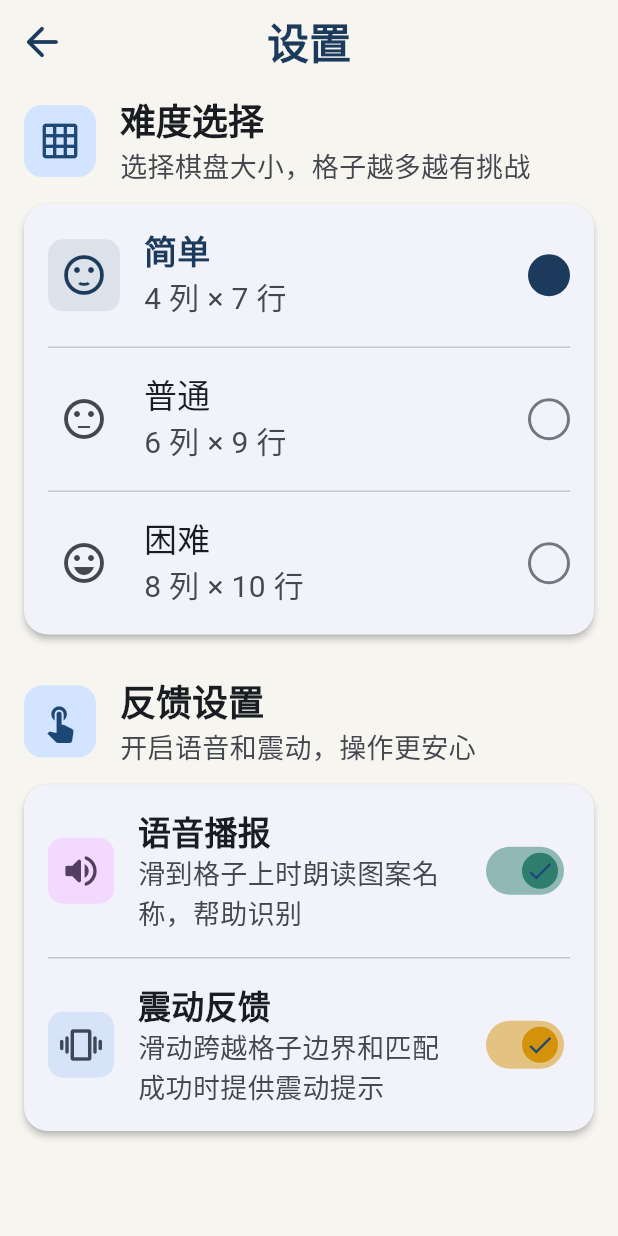
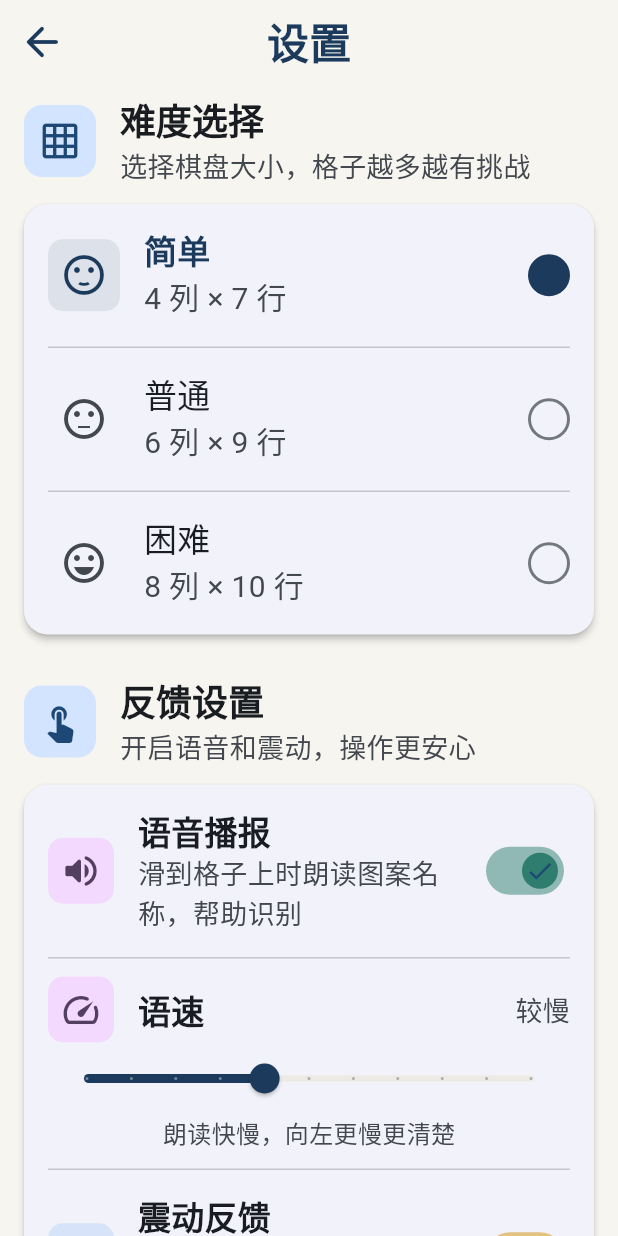
Before and after one commit to mario841859784/linkgame, a Flutter app: the screen it shows after launch, after a tap on "设置", on a phone screen of 412 x 824 dp. Run offline on Flutter 3.47's test engine with Material 3 defaults, Android fonts, the light colour scheme and no system bars; our stand-ins replace audioplayers, flutter_tts, shared_preferences, vibration; network calls fail.

Commit message:
修复 TTS/放大镜并接入内容热更层
- TTS 未生效根因：Android 11+ 包可见性，manifest 补 TTS_SERVICE queries；
  引擎就绪门控 + 失败重试，解决启动初期静默丢失
- 语速：Android 映射 0.5=引擎正常语速，默认改 0.4，设置页新增语速滑杆
- 驻留播报只在跨入新格子时触发，长按不重复；已消除格子不播报
- 放大镜改 ValueNotifier + RepaintBoundary 独立图层，拖动全程跟手
- selectCell 配对失败改为清空选中（用户决策）
- 新增 ContentService 内容热更：多源回退拉取台词/文案/默认语速，
  fail-closed 校验 + prefs 缓存，静默降级
- 新增 publish-hotfix.sh 发版脚本，热更 r1 已发布到 tag hotfix
- 修复 25 个过期测试与 3 个 flaky 测试，135 个测试全绿

```diff
--- a/analysis_options.yaml
+++ b/analysis_options.yaml
@@ -7,6 +7,10 @@
 
 # The following line activates a set of recommended lints for Flutter apps,
 # packages, and plugins designed to encourage good coding practices.
+analyzer:
+  exclude:
+    - build/**
+    - android/**
 include: package:flutter_lints/flutter.yaml
 
 linter:
--- /dev/null
+++ b/hotfix/hotfix-manifest.json
@@ -0,0 +1,5 @@
+{
+  "app": "link_game",
+  "rev": 1,
+  "content": "hotfix-content.json"
+}
--- a/lib/main.dart
+++ b/lib/main.dart
@@ -1,11 +1,17 @@
+import 'dart:async';
+
 import 'package:flutter/material.dart';
 import 'package:provider/provider.dart';
+import 'services/content_service.dart';
 import 'services/game_state.dart';
 import 'services/settings_service.dart';
 import 'screens/main_menu_screen.dart';
 
 void main() async {
   WidgetsFlutterBinding.ensureInitialized();
+
+  // 先加载热更内容缓存，设置服务才能取到热更后的默认语速
+  await ContentService.instance.loadCached();
 
   // 预加载设置
   final settings = SettingsService();
@@ -20,6 +26,9 @@ void main() async {
       child: const LinkGameApp(),
     ),
   );
+
+  // 启动后静默检查内容热更（多源回退，失败无感知）
+  unawaited(ContentService.instance.checkForUpdates());
 }
 
 class LinkGameApp extends StatelessWidget {
--- a/lib/screens/settings_screen.dart
+++ b/lib/screens/settings_screen.dart
@@ -2,6 +2,7 @@ import 'package:flutter/material.dart';
 import 'package:provider/provider.dart';
 
 import '../services/settings_service.dart';
+import '../utils/tts_service.dart';
 
 /// 设置页面 — 适老化大字号、卡片分组、高对比度
 /// "Warm Clarity" 设计语言
@@ -85,6 +86,8 @@ class SettingsScreen extends StatelessWidget {
               child: Column(
                 children: [
                   _TtsSwitch(cs: cs, ts: ts),
+                  const Divider(height: 1, indent: 16, endIndent: 16),
+                  _TtsRateSlider(cs: cs, ts: ts),
                   const Divider(height: 1, indent: 16, endIndent: 16),
                   _VibrationSwitch(cs: cs, ts: ts),
                 ],
@@ -300,6 +303,84 @@ class _TtsSwitch extends StatelessWidget {
   }
 }
 
+/// 语速描述（Android 映射：flutter 0.5 = 引擎正常语速，默认 0.4 略慢）
+String _ttsRateLabel(double rate) {
+  if (rate < 0.35) return '很慢';
+  if (rate < 0.45) return '较慢';
+  if (rate < 0.55) return '正常';
+  return '较快';
+}
+
+/// TTS 语速滑杆
+class _TtsRateSlider extends StatelessWidget {
+  final ColorScheme cs;
+  final TextTheme ts;
+
+  const _TtsRateSlider({required this.cs, required this.ts});
+
+  @override
+  Widget build(BuildContext context) {
+    final settings = context.watch<SettingsService>();
+
+    return Padding(
+      padding: const EdgeInsets.fromLTRB(16, 12, 16, 4),
+      child: Column(
+        children: [
+          Row(
+            children: [
+              Container(
+                padding: const EdgeInsets.all(8),
+                decoration: BoxDecoration(
+                  color: cs.tertiaryContainer,
+                  borderRadius: BorderRadius.circular(10),
+                ),
+                child: Icon(
+                  Icons.speed_rounded,
+                  size: 28,
+                  color: cs.onTertiaryContainer,
+                ),
+              ),
+              const SizedBox(width: 16),
+              Expanded(
+                child: Text(
+                  '语速',
+                  style: ts.titleMedium?.copyWith(fontSize: 22),
+                ),
+              ),
+              Text(
+                _ttsRateLabel(settings.ttsRate),
+                style: ts.bodyMedium?.copyWith(
+                  color: cs.onSurfaceVariant,
+                  fontSize: 18,
+                ),
+              ),
+            ],
+          ),
+          Slider(
+            value: settings.ttsRate,
+            min: 0.2,
+            max: 0.7,
+            divisions: 10,
+            label: _ttsRateLabel(settings.ttsRate),
+            onChanged: (value) {
+              settings.ttsRate = value;
+              TtsService.instance.setRate(value);
+            },
+          ),
+          Text(
+            '朗读快慢，向左更慢更清楚',
+            style: ts.bodyMedium?.copyWith(
+              color: cs.onSurfaceVariant,
+              fontSize: 16,
+            ),
+          ),
+          const SizedBox(height: 8),
+        ],
+      ),
+    );
+  }
+}
+
 /// 震动开关
 class _VibrationSwitch extends StatelessWidget {
   final ColorScheme cs;
--- /dev/null
+++ b/lib/services/content_service.dart
@@ -0,0 +1,180 @@
+import 'dart:async';
+import 'dart:convert';
+
+import 'package:flutter/foundation.dart';
+import 'package:http/http.dart' as http;
+import 'package:shared_preferences/shared_preferences.dart';
+
+/// 内容热更服务
+///
+/// 台词、提示文案、语速默认值等"内容层"数据支持不重装 APK 就远程更新：
+/// 1. 启动时从 SharedPreferences 加载上次缓存的远端内容（如有）
+/// 2. 异步检查发布在 GitHub Releases 的 hotfix-manifest，rev 更大则下载新内容
+/// 3. 校验通过后应用并缓存；任何网络/校验失败都静默回退到内置默认值
+///
+/// 内容源（多源回退，按顺序尝试）：
+/// 仓库 tag `hotfix` 上的 release 固定挂载 hotfix-manifest.json / hotfix-content.json，
+/// 由 scripts/publish-hotfix.sh 发布；镜像前缀不可用时可随时调整此列表。
+class ContentService {
+  ContentService._();
+
+  static final ContentService _instance = ContentService._();
+  static ContentService get instance => _instance;
+
+  // ---- 内置默认值（代码基线）----
+
+  static const List<String> defaultPraisePhrases = [
+    '太厉害了',
+    '真棒',
+    '选对了',
+    '好样的',
+    '真不错',
+    '继续加油',
+    '连对了',
+    '又消掉一对',
+  ];
+  static const String defaultHintMessage = '提示：找到相同的图案';
+  static const String defaultNoPairMessage = '没有可消除的配对，自动重新排列';
+  static const double defaultTtsRate = 0.4;
+
+  // ---- 远端内容源（按顺序回退）----
+
+  static const String _repo = 'mario841859784/linkgame';
+  static const List<String> _contentBaseUrls = [
+    'https://github.com/$_repo/releases/download/hotfix',
+    'https://ghproxy.net/https://github.com/$_repo/releases/download/hotfix',
+    'https://gh-proxy.com/https://github.com/$_repo/releases/download/hotfix',
+  ];
+
+  static const String _prefsKeyContent = 'hotfix_content';
+  static const Duration _perSourceTimeout = Duration(seconds: 5);
+
+  // ---- 当前生效内容 ----
+
+  List<String> _praisePhrases = defaultPraisePhrases;
+  String _hintMessage = defaultHintMessage;
+  String _noPairMessage = defaultNoPairMessage;
+  double _ttsRateDefault = defaultTtsRate;
+  int _appliedRev = 0;
+
+  List<String> get praisePhrases => List.unmodifiable(_praisePhrases);
+  String get hintMessage => _hintMessage;
+  String get noPairMessage => _noPairMessage;
+  double get ttsRateDefault => _ttsRateDefault;
+  int get appliedRev => _appliedRev;
+
+  /// 应用前校验，返回清洗后的内容；不合法返回 null（拒绝整个文件，fail-closed）
+  static Map<String, dynamic>? validateContent(Map<String, dynamic> raw) {
+    final rev = raw['rev'];
+    if (rev is! int || rev < 0) return null;
+
+    final phrasesRaw = raw['praisePhrases'];
+    if (phrasesRaw is! List) return null;
+    final phrases = phrasesRaw
+        .whereType<String>()
+        .map((s) => s.trim())
+        .where((s) => s.isNotEmpty && s.length <= 30)
+        .toList();
+    if (phrases.length < 3 || phrases.length > 50) return null;
+
+    final messagesRaw = raw['messages'];
+    if (messagesRaw is! Map) return null;
+    final hint = messagesRaw['hint'];
+    final noPair = messagesRaw['noPairShuffle'];
+    if (hint is! String || hint.trim().isEmpty || hint.length > 50) return null;
+    if (noPair is! String || noPair.trim().isEmpty || noPair.length > 50) {
+      return null;
+    }
+
+    final rate = raw['ttsRateDefault'];
+    if (rate is! num || rate < 0.2 || rate > 0.7) return null;
+
+    return <String, dynamic>{
+      'rev': rev,
+      'praisePhrases': phrases,
+      'messages': <String, String>{
+        'hint': hint.trim(),
+        'noPairShuffle': noPair.trim(),
+      },
+      'ttsRateDefault': rate.toDouble(),
+    };
+  }
+
+  /// 应用一份已校验的内容到内存
+  bool applyContent(Map<String, dynamic> content) {
+    final validated = validateContent(content);
+    if (validated == null) return false;
+
+    _appliedRev = validated['rev'] as int;
+    _praisePhrases = (validated['praisePhrases'] as List).cast<String>();
+    final messages = validated['messages'] as Map<String, String>;
+    _hintMessage = messages['hint']!;
+    _noPairMessage = messages['noPairShuffle']!;
+    _ttsRateDefault = validated['ttsRateDefault'] as double;
+    return true;
+  }
+
+  /// 启动时加载上次缓存的远端内容（同步内存，之后设置服务才能取到默认语速）
+  Future<void> loadCached() async {
+    try {
+      final prefs = await SharedPreferences.getInstance();
+      final raw = prefs.getString(_prefsKeyContent);
+      if (raw == null) return;
+      final decoded = jsonDecode(raw);
+      if (decoded is Map<String, dynamic>) {
+        applyContent(decoded);
+      }
+    } catch (e) {
+      debugPrint('ContentService: 加载缓存内容失败 - $e');
+    }
+  }
+
+  /// 检查远端更新：manifest rev 更大才下载内容，全部静默失败
+  Future<void> checkForUpdates() async {
+    if (kIsWeb) return; // Web 下不做热更
+    try {
+      final manifest = await _fetchJson('hotfix-manifest.json');
+      if (manifest == null) return;
+      final remoteRev = manifest['rev'];
+      if (remoteRev is! int || remoteRev <= _appliedRev) return;
+
+      final contentName =
+          (manifest['content'] as String?) ?? 'hotfix-content.json';
+      final content = await _fetchJson(contentName);
+      if (content == null) return;
+
+      if (applyContent(content)) {
+        await _saveCached(content);
+        debugPrint('ContentService: 内容已热更到 r$_appliedRev');
+      }
+    } catch (e) {
+      debugPrint('ContentService: 检查更新失败（已忽略）- $e');
+    }
+  }
+
+  /// 依次尝试各内容源，全部失败返回 null
+  Future<Map<String, dynamic>?> _fetchJson(String fileName) async {
+    for (final base in _contentBaseUrls) {
+      try {
+        final resp = await http
+            .get(Uri.parse('$base/$fileName'))
+            .timeout(_perSourceTimeout);
+        if (resp.statusCode != 200) continue;
+        final decoded = jsonDecode(utf8.decode(resp.bodyBytes));
+        if (decoded is Map<String, dynamic>) return decoded;
+      } catch (_) {
+        // 尝试下一个源
+      }
+    }
+    return null;
+  }
+
+  Future<void> _saveCached(Map<String, dynamic> content) async {
+    try {
+      final prefs = await SharedPreferences.getInstance();
+      await prefs.setString(_prefsKeyContent, jsonEncode(content));
+    } catch (e) {
+      debugPrint('ContentService: 缓存内容失败 - $e');
+    }
+  }
+}
--- a/lib/services/game_state.dart
+++ b/lib/services/game_state.dart
@@ -226,6 +226,7 @@ class GameState extends ChangeNotifier {
     } else if (selectedCell != null) {
       final matched = tryMatch(selectedCell!, cell);
       if (!matched) {
+        // 配对失败清空选中（用户决策：滑动模式有容错，点击模式保持简单状态）
         selectedCell = null;
         notifyListeners();
       }
--- a/lib/services/settings_service.dart
+++ b/lib/services/settings_service.dart
@@ -1,5 +1,7 @@
 import 'package:flutter/material.dart';
 import 'package:shared_preferences/shared_preferences.dart';
+
+import 'content_service.dart';
 
 /// 设置服务 (ChangeNotifier)
 /// 使用 shared_preferences 持久化用户设置
@@ -7,15 +9,18 @@ class SettingsService extends ChangeNotifier {
   bool _isTtsEnabled = true;
   bool _isVibrationEnabled = true;
   String _difficulty = '简单';
+  double _ttsRate = 0.4;
 
   bool get isTtsEnabled => _isTtsEnabled;
   bool get isVibrationEnabled => _isVibrationEnabled;
   String get difficulty => _difficulty;
+  double get ttsRate => _ttsRate;
 
   // SharedPreferences 键名
   static const String _keyTts = 'tts_enabled';
   static const String _keyVibration = 'vibration_enabled';
   static const String _keyDifficulty = 'difficulty';
+  static const String _keyTtsRate = 'tts_rate';
 
   /// 从持久化存储加载设置
   Future<void> loadSettings() async {
@@ -24,6 +29,9 @@ class SettingsService extends ChangeNotifier {
       _isTtsEnabled = prefs.getBool(_keyTts) ?? true;
       _isVibrationEnabled = prefs.getBool(_keyVibration) ?? true;
       _difficulty = prefs.getString(_keyDifficulty) ?? '简单';
+      // 用户未手动调过语速时，跟随内容热更下发的默认语速
+      _ttsRate = prefs.getDouble(_keyTtsRate) ??
+          ContentService.instance.ttsRateDefault;
       notifyListeners();
     } catch (e) {
       // 加载失败时使用默认值，不崩溃
@@ -38,6 +46,7 @@ class SettingsService extends ChangeNotifier {
       await prefs.setBool(_keyTts, _isTtsEnabled);
       await prefs.setBool(_keyVibration, _isVibrationEnabled);
       await prefs.setString(_keyDifficulty, _difficulty);
+      await prefs.setDouble(_keyTtsRate, _ttsRate);
     } catch (e) {
       debugPrint('SettingsService: 保存设置失败 - $e');
     }
@@ -60,4 +69,10 @@ class SettingsService extends ChangeNotifier {
     saveSettings();
     notifyListeners();
   }
+
+  set ttsRate(double value) {
+    _ttsRate = value.clamp(0.2, 0.7);
+    saveSettings();
+    notifyListeners();
+  }
 }
--- a/pubspec.yaml
+++ b/pubspec.yaml
@@ -15,6 +15,7 @@ dependencies:
   audioplayers: ^6.1.0
   vibration: ^2.0.1
   flutter_tts: ^4.0.2
+  http: ^1.5.0
 
 dev_dependencies:
   flutter_test:
```
Also changed, not shown: hotfix/hotfix-content.json (added, +18 -0 lines), lib/screens/play_session_screen.dart (+49 -31 lines), lib/utils/tts_service.dart (+78 -10 lines), lib/widgets/magnifier_widget.dart (+3 -11 lines), pubspec.lock, 9 other files.
